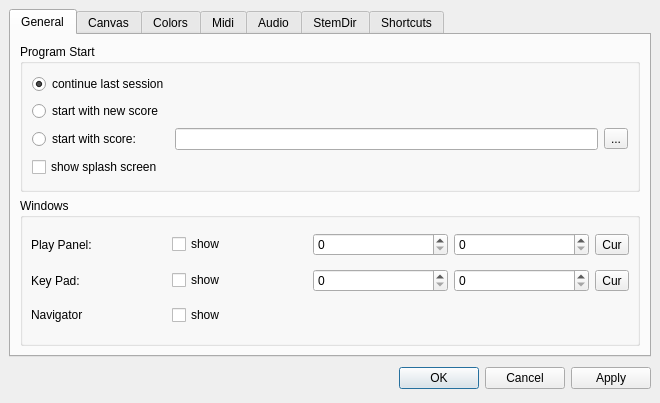
Above: mscore/mscore/prefsdialog.ui from musescore/musescore-old before the change. Below: the same form after it.
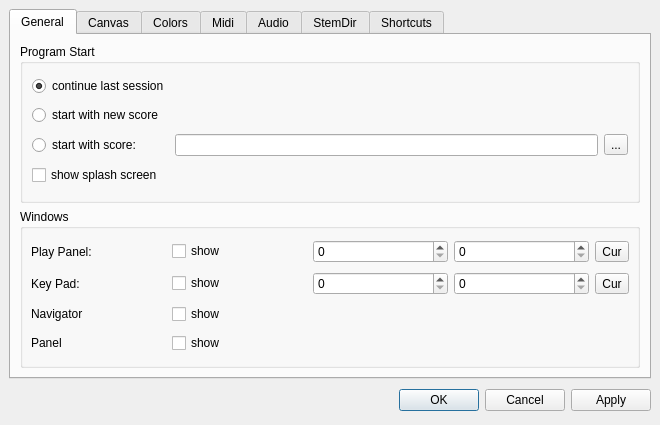
That is the form after the change. The open tabs and pages were chosen to show the change. Icons and pictures are not drawn. Custom widgets are drawn as their Qt base class.

The edit to the form file:
```diff
--- a/mscore/mscore/prefsdialog.ui
+++ b/mscore/mscore/prefsdialog.ui
@@ -6,7 +6,7 @@
     <x>0</x>
     <y>0</y>
     <width>660</width>
-    <height>403</height>
+    <height>425</height>
    </rect>
   </property>
   <property name="windowTitle" >
@@ -247,6 +247,20 @@
             </property>
            </widget>
           </item>
+          <item row="3" column="0" >
+           <widget class="QLabel" name="label_8" >
+            <property name="text" >
+             <string>Panel</string>
+            </property>
+           </widget>
+          </item>
+          <item row="3" column="1" >
+           <widget class="QCheckBox" name="panelShow" >
+            <property name="text" >
+             <string>show</string>
+            </property>
+           </widget>
+          </item>
          </layout>
         </widget>
        </item>
```
Left out of the diff: 24 changed lines with no effect on the pictures.
